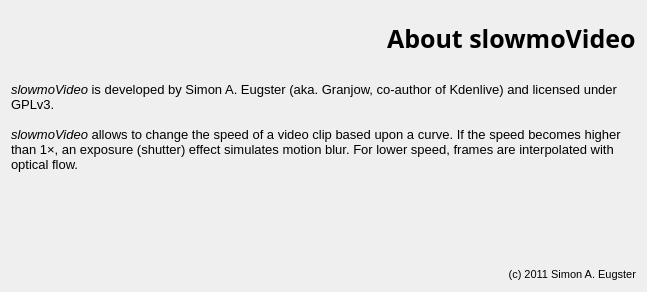
First picture: the form in slowmoVideo/slowmoUI/aboutDialog.ui, repository slowmoVideo/slowmoVideo, before the edit.
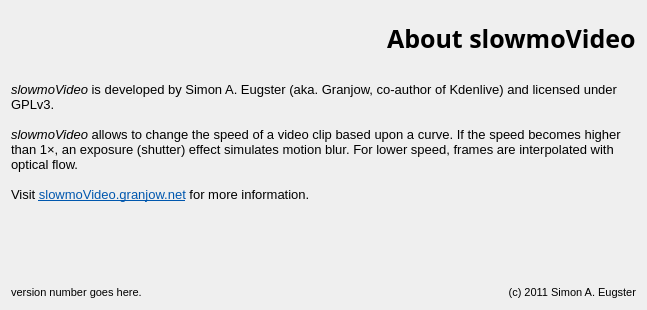
Second picture: the form after the edit.

Commit message: Slowmo: Including version information. Policy: Odd numbers = dev version, even number = release version.

Diff of the .ui file:
```diff
--- a/slowmoVideo/slowmoUI/aboutDialog.ui
+++ b/slowmoVideo/slowmoUI/aboutDialog.ui
@@ -7,7 +7,7 @@
     <x>0</x>
     <y>0</y>
     <width>647</width>
-    <height>292</height>
+    <height>310</height>
    </rect>
   </property>
   <property name="windowTitle">
@@ -31,6 +31,12 @@
    </item>
    <item row="3" column="0" colspan="2">
     <widget class="QLabel" name="label_2">
+     <property name="sizePolicy">
+      <sizepolicy hsizetype="Preferred" vsizetype="Preferred">
+       <horstretch>0</horstretch>
+       <verstretch>0</verstretch>
+      </sizepolicy>
+     </property>
      <property name="text">
       <string>&lt;!DOCTYPE HTML PUBLIC &quot;-//W3C//DTD HTML 4.0//EN&quot; &quot;http://www.w3.org/TR/REC-html40/strict.dtd&quot;&gt;
 &lt;html&gt;&lt;head&gt;&lt;meta name=&quot;qrichtext&quot; content=&quot;1&quot; /&gt;&lt;style type=&quot;text/css&quot;&gt;
@@ -38,7 +44,9 @@
 &lt;/style&gt;&lt;/head&gt;&lt;body style=&quot; font-family:'Bitstream Vera Sans'; font-size:10pt; font-weight:400; font-style:normal;&quot;&gt;
 &lt;p style=&quot; margin-top:0px; margin-bottom:0px; margin-left:0px; margin-right:0px; -qt-block-indent:0; text-indent:0px;&quot;&gt;&lt;span style=&quot; font-style:italic;&quot;&gt;slowmoVideo&lt;/span&gt; is developed by Simon A. Eugster (aka. Granjow, co-author of Kdenlive) and licensed under GPLv3.&lt;/p&gt;
 &lt;p style=&quot;-qt-paragraph-type:empty; margin-top:0px; margin-bottom:0px; margin-left:0px; margin-right:0px; -qt-block-indent:0; text-indent:0px;&quot;&gt;&lt;/p&gt;
-&lt;p style=&quot; margin-top:0px; margin-bottom:0px; margin-left:0px; margin-right:0px; -qt-block-indent:0; text-indent:0px;&quot;&gt;&lt;span style=&quot; font-style:italic;&quot;&gt;slowmoVideo&lt;/span&gt; allows to change the speed of a video clip based upon a curve. If the speed becomes higher than 1×, an exposure (shutter) effect simulates motion blur. For lower speed, frames are interpolated with optical flow.&lt;/p&gt;&lt;/body&gt;&lt;/html&gt;</string>
+&lt;p style=&quot; margin-top:0px; margin-bottom:0px; margin-left:0px; margin-right:0px; -qt-block-indent:0; text-indent:0px;&quot;&gt;&lt;span style=&quot; font-style:italic;&quot;&gt;slowmoVideo&lt;/span&gt; allows to change the speed of a video clip based upon a curve. If the speed becomes higher than 1×, an exposure (shutter) effect simulates motion blur. For lower speed, frames are interpolated with optical flow.&lt;/p&gt;
+&lt;p style=&quot;-qt-paragraph-type:empty; margin-top:0px; margin-bottom:0px; margin-left:0px; margin-right:0px; -qt-block-indent:0; text-indent:0px;&quot;&gt;&lt;/p&gt;
+&lt;p style=&quot; margin-top:0px; margin-bottom:0px; margin-left:0px; margin-right:0px; -qt-block-indent:0; text-indent:0px;&quot;&gt;Visit &lt;a href=&quot;http://slowmoVideo.granjow.net&quot;&gt;&lt;span style=&quot; text-decoration: underline; color:#0057ae;&quot;&gt;slowmoVideo.granjow.net&lt;/span&gt;&lt;/a&gt; for more information.&lt;/p&gt;&lt;/body&gt;&lt;/html&gt;</string>
      </property>
      <property name="textFormat">
       <enum>Qt::RichText</enum>
@@ -106,7 +114,21 @@
      </property>
     </spacer>
    </item>
-   <item row="5" column="0" colspan="2">
+   <item row="7" column="0" colspan="2">
+    <layout class="QHBoxLayout" name="horizontalLayout">
+     <item>
+      <widget class="QLabel" name="lblVersion">
+       <property name="font">
+        <font>
+         <pointsize>8</pointsize>
+        </font>
+       </property>
+       <property name="text">
+        <string>version number goes here.</string>
+       </property>
+      </widget>
+     </item>
+     <item>
     <widget class="QLabel" name="label_3">
      <property name="font">
       <font>
@@ -120,6 +142,8 @@
       <set>Qt::AlignRight|Qt::AlignTrailing|Qt::AlignVCenter</set>
      </property>
     </widget>
+     </item>
+    </layout>
    </item>
   </layout>
  </widget>
```
Lines whose indentation alone changed are shown as unchanged. The commit also changes 2 other files.
